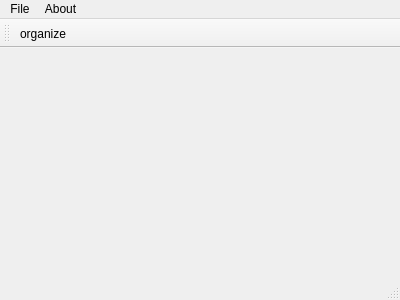
Before: the Qt Designer form mainwindow.ui in dridk/plateMaker, drawn with Qt 5.
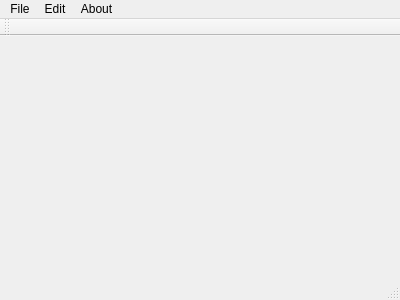
After: the same form once the commit is applied. Icons and pictures are not drawn.

Diff of the .ui file:
```diff
--- a/mainwindow.ui
+++ b/mainwindow.ui
@@ -38,7 +38,13 @@
     <addaction name="actionAbout_Qt"/>
     <addaction name="actionAbout"/>
    </widget>
+   <widget class="QMenu" name="menuEdit">
+    <property name="title">
+     <string>Edit</string>
+    </property>
+   </widget>
    <addaction name="menuFile"/>
+   <addaction name="menuEdit"/>
    <addaction name="menuAbout"/>
   </widget>
   <widget class="QToolBar" name="mainToolBar">
@@ -48,14 +54,8 @@
    <attribute name="toolBarBreak">
     <bool>false</bool>
    </attribute>
-   <addaction name="actionOrganize"/>
   </widget>
   <widget class="QStatusBar" name="statusBar"/>
-  <action name="actionOrganize">
-   <property name="text">
-    <string>organize</string>
-   </property>
-  </action>
   <action name="actionQuit">
    <property name="text">
     <string>Quit</string>
```
Left out of the diff: 8 changed lines with no effect on the pictures.
